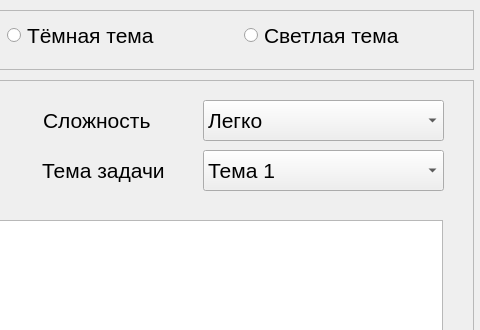
LumateDev/Python-GUI-base-manager, file main.ui: the form before one commit; both pictures show x 477 to 957 and y 0 to 330 of the 957 by 840 pixel window.
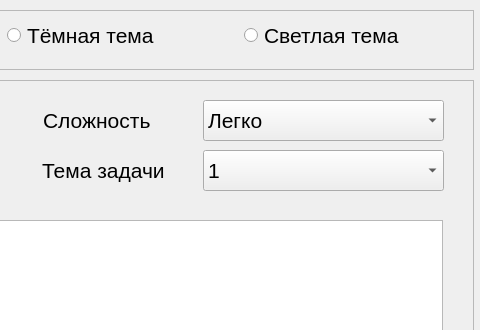
The form after the commit. Icons and pictures are not drawn.

```diff
--- a/main.ui
+++ b/main.ui
@@ -211,7 +211,7 @@
      </property>
      <item>
       <property name="text">
-       <string>Тема 1</string>
+       <string>1</string>
       </property>
      </item>
      <item>
```
Left out of the diff: 44 changed lines with no effect on the pictures.
